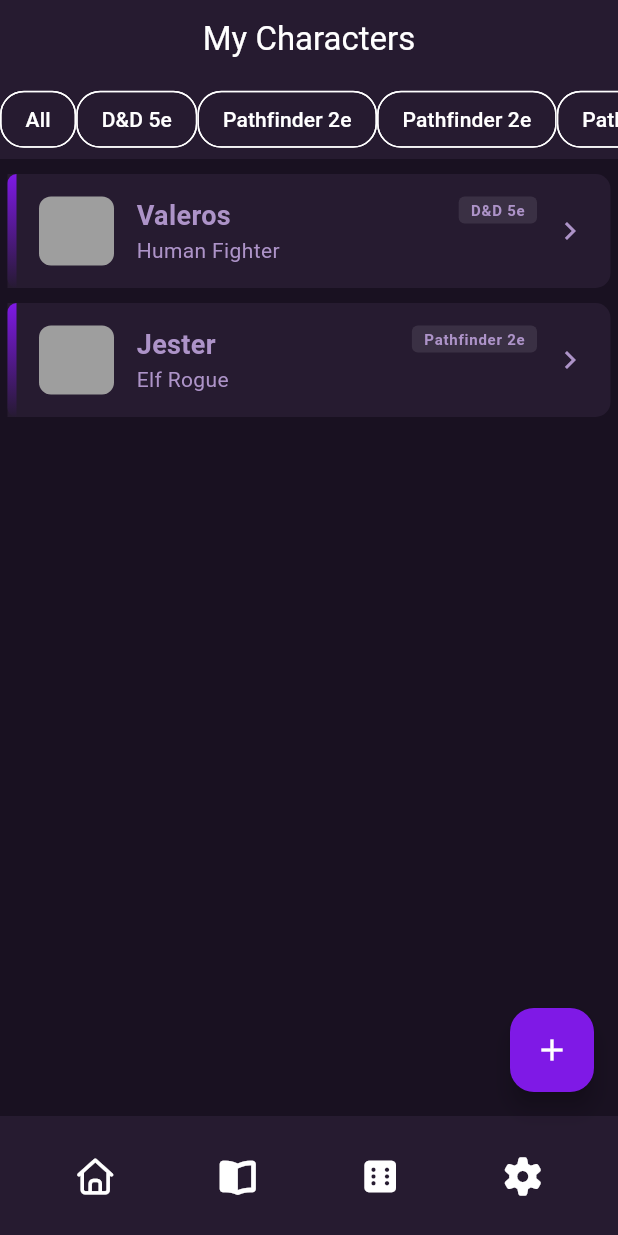
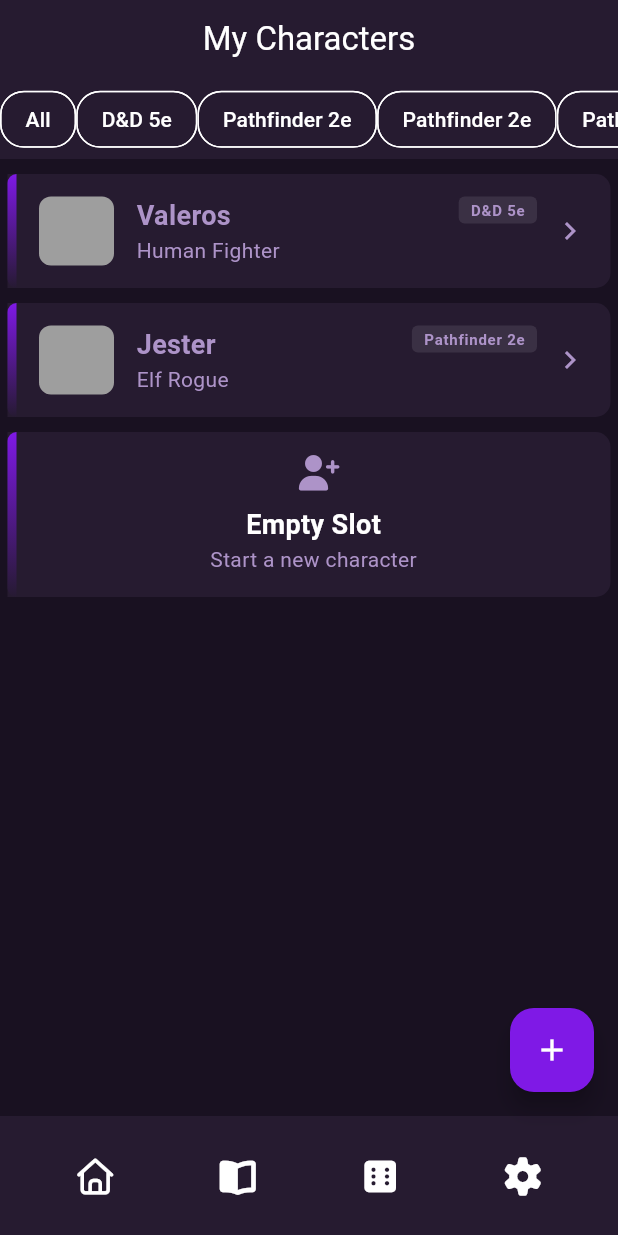
Before and after one commit to FJReyna/ttrpgcharacters, a Flutter app: the screen it shows after launch, on a phone screen of 412 x 824 dp. Run offline on Flutter 3.47's test engine with Material 3 defaults, Android fonts, the phone set to English and light mode, and no system bars; our stand-ins replace flutter_bloc, font_awesome_flutter, get_it, go_router.

Commit message:
Created CharacterEmptySlot Widget and added to characters page at the end of the list

```diff
--- a/lib/features/character/presentation/pages/characters_pages.dart
+++ b/lib/features/character/presentation/pages/characters_pages.dart
@@ -8,6 +8,7 @@ import 'package:ttrpgcharacter/features/character/presentation/bloc/character_bl
 import 'package:ttrpgcharacter/features/character/presentation/bloc/character_event.dart';
 import 'package:ttrpgcharacter/features/character/presentation/bloc/character_state.dart';
 import 'package:ttrpgcharacter/features/character/presentation/widgets/character_card_preview.dart';
+import 'package:ttrpgcharacter/features/character/presentation/widgets/character_empty_slot.dart';
 
 class CharactersPages extends StatelessWidget {
   const CharactersPages({super.key});
@@ -99,6 +100,16 @@ class CharactersPages extends StatelessWidget {
                     itemCount: state.characters.length,
                     itemBuilder: (context, index) {
                       final character = state.characters[index];
+
+                      if (index >= state.characters.length - 1) {
+                        return Column(
+                          children: [
+                            CharacterCardPreview(character: character),
+                            SizedBox(height: 10),
+                            const CharacterEmptySlot(),
+                          ],
+                        );
+                      }
                       return CharacterCardPreview(character: character);
                     },
                   );
--- /dev/null
+++ b/lib/features/character/presentation/widgets/character_empty_slot.dart
@@ -0,0 +1,75 @@
+import 'package:flutter/material.dart';
+import 'package:font_awesome_flutter/font_awesome_flutter.dart';
+import 'package:ttrpgcharacter/core/theme/app_colors.dart';
+
+class CharacterEmptySlot extends StatelessWidget {
+  const CharacterEmptySlot({super.key});
+
+  @override
+  Widget build(BuildContext context) {
+    return InkWell(
+      child: Container(
+        decoration: BoxDecoration(
+          color: AppColors.surfaceDark,
+          borderRadius: BorderRadius.only(
+            topRight: Radius.circular(10),
+            bottomRight: Radius.circular(10),
+          ),
+        ),
+        child: IntrinsicHeight(
+          child: Row(
+            children: [
+              Container(
+                width: 6,
+                decoration: BoxDecoration(
+                  borderRadius: const BorderRadius.only(
+                    topLeft: Radius.circular(10),
+                    bottomLeft: Radius.circular(10),
+                  ),
+                  gradient: LinearGradient(
+                    begin: Alignment.topCenter,
+                    end: Alignment.bottomCenter,
+                    colors: [AppColors.primary, AppColors.cardDark],
+                  ),
+                ),
+              ),
+              Expanded(
+                child: Padding(
+                  padding: const EdgeInsets.all(15.0),
+                  child: Center(
+                    child: Column(
+                      mainAxisAlignment: MainAxisAlignment.spaceEvenly,
+                      crossAxisAlignment: CrossAxisAlignment.center,
+                      children: [
+                        Icon(
+                          FontAwesomeIcons.userPlus,
+                          color: AppColors.textSubtle,
+                        ),
+                        SizedBox(height: 10),
+                        Text(
+                          'Empty Slot',
+                          style: TextStyle(
+                            fontSize: 18,
+                            fontWeight: FontWeight.bold,
+                            color: AppColors.textPrimaryDark,
+                          ),
+                        ),
+                        Text(
+                          'Start a new character',
+                          style: TextStyle(
+                            fontSize: 14,
+                            color: AppColors.textSubtle,
+                          ),
+                        ),
+                      ],
+                    ),
+                  ),
+                ),
+              ),
+            ],
+          ),
+        ),
+      ),
+    );
+  }
+}
```
